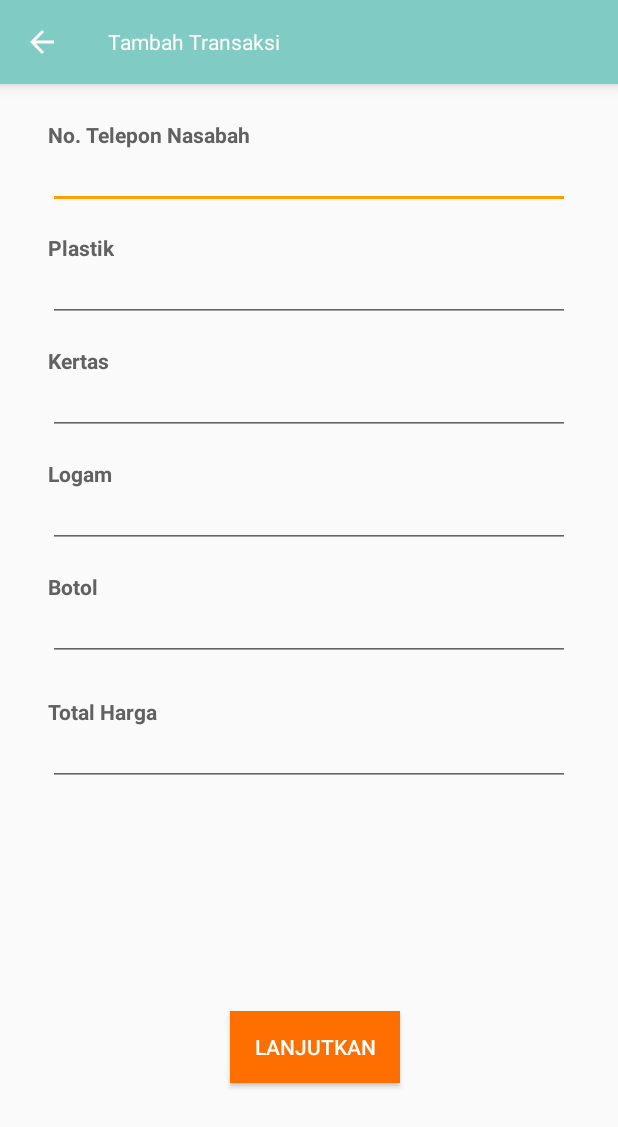
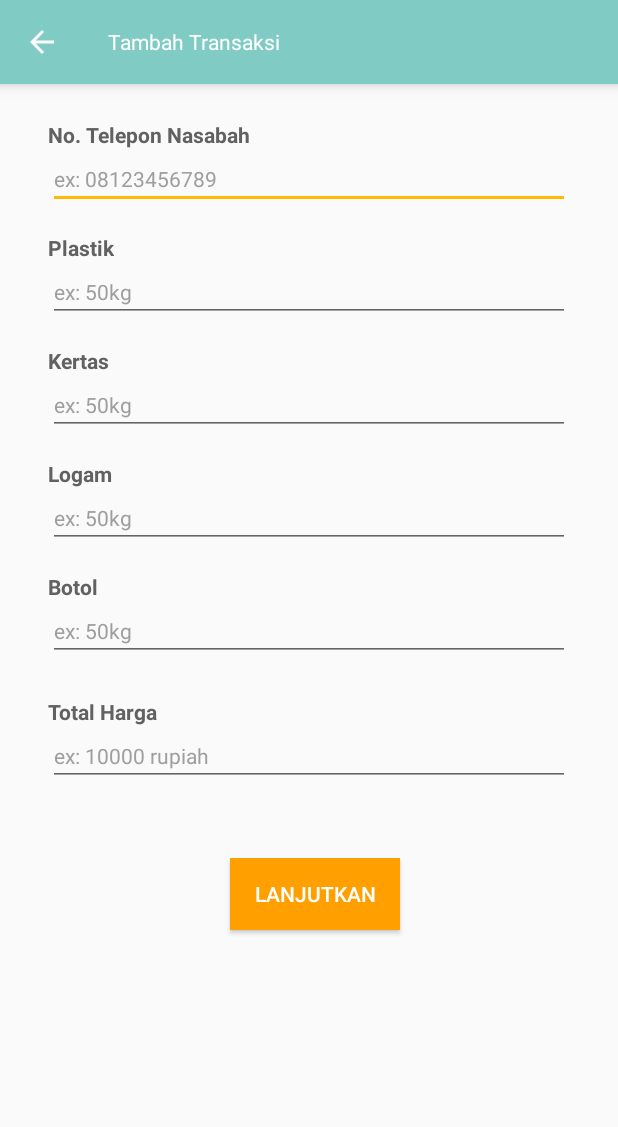
Before and after one commit to picklesquad/Bank-App, an Android app: the TransactionFormActivity screen opened directly, with no data from a screen before it, on a phone screen of 412 x 824 dp. Shown: the top 1127 px of the screen. Run offline under Robolectric (Android 15) with nearby library versions, the phone set to English and light mode, and no system bars; our stand-ins replace Volley; network calls fail.

Commit message:
adding text hint on transaction form

```diff
--- a/app/src/main/java/picklenostra/picklebankapp/NasabahFragment.java
+++ b/app/src/main/java/picklenostra/picklebankapp/NasabahFragment.java
@@ -50,7 +50,8 @@
         shared = getActivity().getSharedPreferences("PICKLEBANK", Context.MODE_PRIVATE);
 
 //        volleyRequest(shared.getString(getResources().getResourceName(R.string.KEY_ID_BANK),null));
-        volleyRequest("1");
+        volleyRequest("000001");
+        Log.d("Fetching failed", listNasabah.toString());
         final NasabahAdapter adapter = new NasabahAdapter(getActivity(), listNasabah);
         listView.setAdapter(adapter);
 
--- a/app/src/main/java/picklenostra/picklebankapp/NotifikasiFragment.java
+++ b/app/src/main/java/picklenostra/picklebankapp/NotifikasiFragment.java
@@ -44,7 +44,7 @@
         listNotifikasi = new ArrayList<>();
         shared = getActivity().getSharedPreferences("PICKLEBANK", Context.MODE_PRIVATE);
 
-        volleyRequest("1");
+        volleyRequest("000001");
         Log.e("LEN",listNotifikasi.size()+"");
         final NotifikasiAdapter notifikasiAdapter = new NotifikasiAdapter(getActivity(),listNotifikasi);
         listView.setAdapter(notifikasiAdapter);
--- a/app/src/main/java/picklenostra/picklebankapp/TransactionFormActivity.java
+++ b/app/src/main/java/picklenostra/picklebankapp/TransactionFormActivity.java
@@ -1,6 +1,7 @@
 package picklenostra.picklebankapp;
 
 import android.content.Intent;
+import android.content.SharedPreferences;
 import android.os.Bundle;
 import android.support.design.widget.TabLayout;
 import android.support.v4.view.ViewPager;
@@ -11,8 +12,25 @@
 import android.view.MenuItem;
 import android.view.View;
 
+import com.android.volley.AuthFailureError;
+import com.android.volley.Request;
+import com.android.volley.Response;
+import com.android.volley.VolleyError;
+import com.android.volley.toolbox.JsonObjectRequest;
+import com.android.volley.toolbox.StringRequest;
+
+import org.json.JSONArray;
+import org.json.JSONException;
+import org.json.JSONObject;
+
+import java.util.ArrayList;
+import java.util.HashMap;
+import java.util.Map;
+
 import picklenostra.picklebankapp.Adapter.PagerAdapter;
 import picklenostra.picklebankapp.Helper.UserSessionManager;
+import picklenostra.picklebankapp.Helper.VolleyController;
+import picklenostra.picklebankapp.Model.NotifikasiModel;
 
 /**
  * Created by Daniya on 4/20/16.
@@ -20,6 +38,8 @@
 public class TransactionFormActivity extends AppCompatActivity{
 
     private Toolbar toolbar;
+    private final String URL = "http://private-ba5008-picklesquad.apiary-mock.com/bank/%1$s/transaction";
+    SharedPreferences shared;
 
     @Override
     protected void onCreate(Bundle savedInstanceState) {
@@ -39,28 +59,76 @@
                 TransactionFormActivity.this.onBackPressed();
             }
         });
-        //toolbar.setNavigationIcon(R.mipmap.ic_back_arrow);
-        /**toolbar.setNavigationOnClickListener( new View.OnClickListener() {
-                    public void OnClick(View view){
-                        public void onBackPressed()
-                        {
-                            FragmentManager fm = getActivity().getSupportFragmentManager();
-                            fm.popBackStack();
-                        }
-                    }
-                }
-        ); **/
 
 
     }
 
+    /**private void volleyRequest(final String email, final String password){
+        JsonObjectRequest request = new JsonObjectRequest(Request.Method.POST, URL, "", new Response.Listener<JSONObject>() {
+            @Override
+            public void onResponse(JSONObject response) {
+                try {
+                    JSONObject bank = response.getJSONObject("bank");
+                    String id = bank.getString("id");
+                    String nama = bank.getString("nama");
+                    int rating = bank.getInt("rating");
+                    int totalNasabah = bank.getInt("totalNasabah");
+                    int sampahPlastik = bank.getInt("sampahPlastik");
+                    int sampahKertas = bank.getInt("sampahKertas");
+                    int sampahBotol = bank.getInt("sampahBotol");
+                    int sampahBesi = bank.getInt("sampahBesi");
 
-    //@Override
+
+                    //Simpan data nasabah di Shared Pref
+                    SharedPreferences shared = getSharedPreferences(getResources().getString(R.string.KEY_SHARED_PREF), MODE_PRIVATE);
+                    SharedPreferences.Editor editor = shared.edit();
+                    editor.putString("idBank",id);
+                    editor.putString(KEY_NAMA_BANK,nama);
+                    editor.putInt(KEY_RATING_BANK, rating);
+                    editor.putInt(KEY_TOTAL_NASABAH_BANK, totalNasabah);
+                    editor.putInt(KEY_SAMPAH_PLASTIK_BANK, sampahPlastik);
+                    editor.putInt(KEY_SAMPAH_KERTAS_BANK, sampahKertas);
+                    editor.putInt(KEY_SAMPAH_BOTOL_BANK, sampahBotol);
+                    editor.putInt(KEY_SAMPAH_BESI_BANK,sampahBesi);
+                    editor.commit();
+
+                    //Buat intent untuk masuk ke Profile
+                    Intent intent = new Intent(LoginActivity.this,ProfileActivity.class);
+                    intent.addFlags(Intent.FLAG_ACTIVITY_CLEAR_TOP);
+                    intent.setFlags(Intent.FLAG_ACTIVITY_NEW_TASK);
+                    startActivity(intent);
+                    finish();
+
+                } catch (JSONException e) {
+                    e.printStackTrace();
+                }
+
+            }
+        }, new Response.ErrorListener() {
+            @Override
+            public void onErrorResponse(VolleyError error) {
+                etEmail.setError(error.getMessage());//Masih belum selesai
+            }
+        }){
+            @Override
+            protected Map<String, String> getParams() throws AuthFailureError {
+                Map<String, String> params = new HashMap<String, String>();
+                params.put("email",email);
+                params.put("password",password);
+                return params;
+            }
+        };
+        VolleyController.getInstance().addToRequestQueue(request);
+    }
+
+
+
+    /**@Override
     //public boolean onCreateOptionsMenu(Menu menu) {
         // Inflate the menu; this adds items to the action bar if it is present.
     //    getMenuInflater().inflate(R.menu.menu_main, menu);
     //    return true;
-    //}
+    }
 
     @Override
     public boolean onOptionsItemSelected(MenuItem item) {
@@ -75,6 +143,8 @@
         }
 
         return super.onOptionsItemSelected(item);
-    }
+    }**/
+
+
 
 }
--- a/app/src/main/res/drawable/round_button.xml
+++ b/app/src/main/res/drawable/round_button.xml
@@ -101,13 +101,13 @@
             android:color="?android:colorControlHighlight">
             <item android:id="@android:id/mask">
                 <shape android:shape="oval">
-                    <solid android:color="#FFBB00"/>
+                    <solid android:color="@color/accent"/>
                 </shape>
             </item>
             <item>
                 <shape android:shape="oval">
 
-                    <solid android:color="@color/accent" />
+                    <solid android:color="@color/accentDark" />
 
 
                 </shape>
--- a/app/src/main/res/layout/activity_transaction_form.xml
+++ b/app/src/main/res/layout/activity_transaction_form.xml
@@ -44,11 +44,12 @@
 
             <EditText
                 android:id="@+id/phone_numb_input"
+                android:inputType="number"
                 android:layout_height="wrap_content"
                 android:layout_width="match_parent"
                 android:layout_below="@id/phone_numb_caption"
                 android:textSize="@dimen/abc_text_size_body_1_material"
-
+                android:hint="ex: 08123456789"
                 />
         </RelativeLayout>
 
@@ -69,10 +70,12 @@
 
             <EditText
                 android:id="@+id/jumlah_plastik_input"
+                android:inputType="number"
                 android:layout_height="wrap_content"
                 android:layout_width="match_parent"
                 android:layout_below="@id/plastik_caption"
                 android:textSize="@dimen/abc_text_size_body_1_material"
+                android:hint="ex: 50kg"
                 />
 
             <TextView
@@ -104,10 +107,12 @@
 
             <EditText
                 android:id="@+id/jumlah_kertas_input"
+                android:inputType="number"
                 android:layout_height="wrap_content"
                 android:layout_width="match_parent"
                 android:textSize="@dimen/abc_text_size_body_1_material"
                 android:layout_below="@id/kertas_caption"
+                android:hint="ex: 50kg"
                 />
 
             <TextView
@@ -138,10 +143,12 @@
 
             <EditText
                 android:id="@+id/jumlah_logam_input"
+                android:inputType="number"
                 android:layout_height="wrap_content"
                 android:layout_width="match_parent"
                 android:textSize="@dimen/abc_text_size_body_1_material"
                 android:layout_below="@id/logam_caption"
+                android:hint="ex: 50kg"
                 />
 
             <TextView
@@ -171,10 +178,12 @@
 
             <EditText
                 android:id="@+id/jumlah_botol_input"
+                android:inputType="number"
                 android:layout_height="wrap_content"
                 android:layout_width="match_parent"
                 android:layout_below="@id/botol_caption"
                 android:textSize="@dimen/abc_text_size_body_1_material"
+                android:hint="ex: 50kg"
                 />
 
             <TextView
@@ -205,10 +214,12 @@
 
             <EditText
                 android:id="@+id/transaction_total_input"
+                android:inputType="number"
                 android:layout_height="wrap_content"
                 android:layout_width="match_parent"
                 android:layout_below="@id/total_caption"
                 android:textSize="@dimen/abc_text_size_body_1_material"
+                android:hint="ex: 10000 rupiah"
                 />
 
             <TextView
@@ -233,7 +244,7 @@
                 android:paddingRight="16dp"
                 android:layout_height="wrap_content"
                 android:text="Lanjutkan"
-                android:layout_centerInParent="true"
+                android:layout_centerHorizontal="true"
                 style="@style/yellow_button"
                 android:textSize="@dimen/abc_text_size_body_1_material"
 
--- a/app/src/main/res/values/colors.xml
+++ b/app/src/main/res/values/colors.xml
@@ -2,8 +2,8 @@
 <resources>
     <color name="primary">#80CBC4</color>
     <color name="primaryDark">#26A69A</color>
-    <color name="accent">#FFA000</color>
-    <color name="accentDark">#FF6F00</color>
+    <color name="accent">#FFBB00</color>
+    <color name="accentDark">#FFA000</color>
     <color name="white">#FFFFFF</color>
     <color name="textHint">#9e9e9e</color>
     <color name="text">#616161</color>
```
Also changed, not shown: app/src/main/java/picklenostra/picklebankapp/LoginActivity.java (+9 -9 lines).
